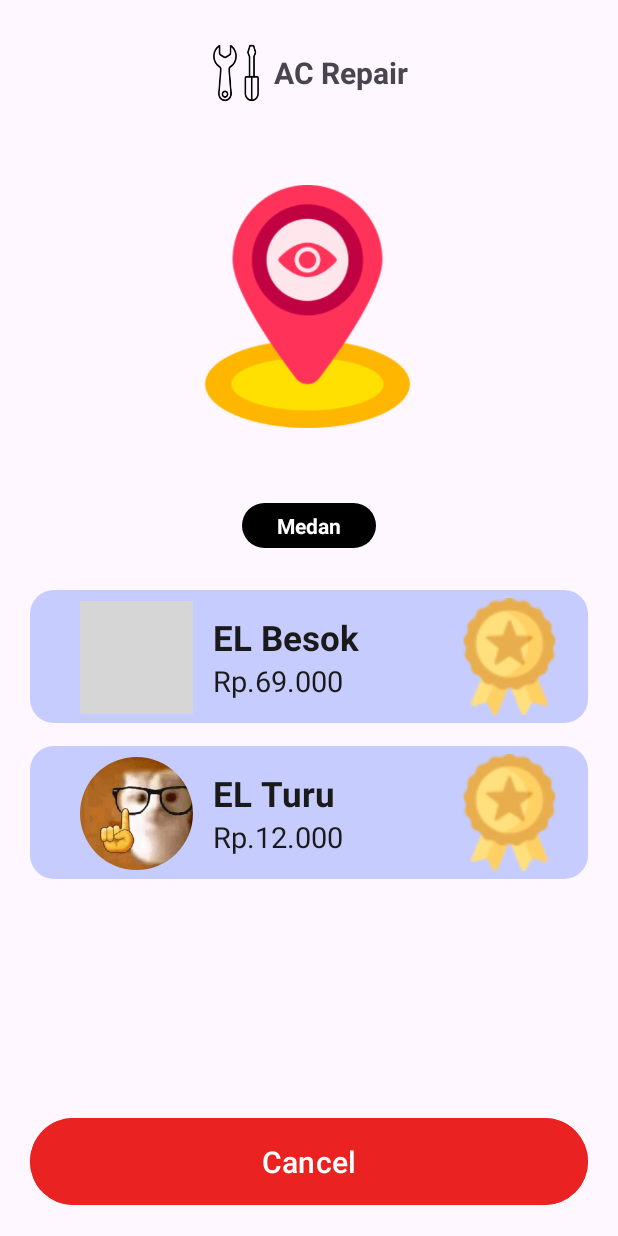
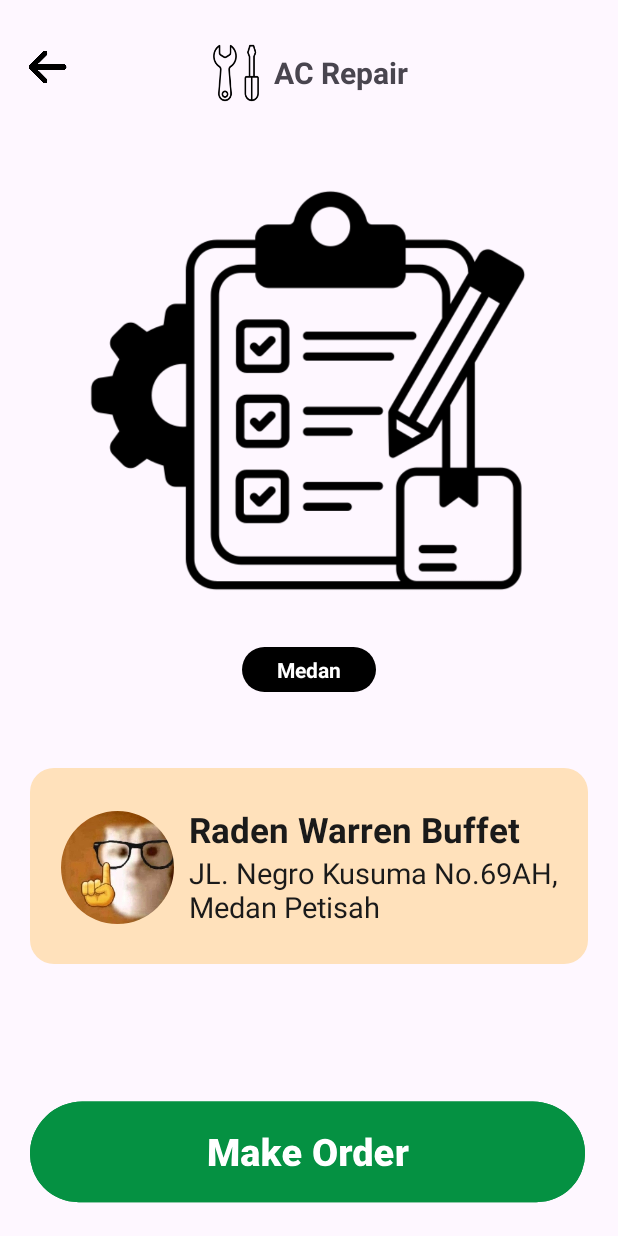
Before and after one commit to muhfadtz/Mobile-OnJasa, an Android app: the OrderACRepairActivity screen opened directly, with no data from a screen before it, on a phone screen of 412 x 824 dp. Run offline under Robolectric (Android 15) with nearby library versions, the phone set to English and light mode, and no system bars; grey boxes are pictures that could not be loaded.

Commit message:
AC REPAIR UPDATE AND ORDER AC REPAIR

```diff
--- a/app/src/main/AndroidManifest.xml
+++ b/app/src/main/AndroidManifest.xml
@@ -11,7 +11,10 @@
         android:theme="@style/Theme.OnJasa"
         tools:targetApi="31">
         <activity
-            android:name=".ACRepair"
+            android:name=".OrderACRepairActivity"
+            android:exported="false" />
+        <activity
+            android:name=".ACRepairActivity"
             android:exported="false" />
         <activity
             android:name=".GetStartedActivity"
--- /dev/null
+++ b/app/src/main/java/com/example/onjasa/ACRepairActivity.kt
@@ -0,0 +1,20 @@
+package com.example.onjasa
+
+import android.os.Bundle
+import androidx.activity.enableEdgeToEdge
+import androidx.appcompat.app.AppCompatActivity
+import androidx.core.view.ViewCompat
+import androidx.core.view.WindowInsetsCompat
+
+class ACRepairActivity : AppCompatActivity() {
+    override fun onCreate(savedInstanceState: Bundle?) {
+        super.onCreate(savedInstanceState)
+        enableEdgeToEdge()
+        setContentView(R.layout.activity_acrepair)
+        ViewCompat.setOnApplyWindowInsetsListener(findViewById(R.id.main)) { v, insets ->
+            val systemBars = insets.getInsets(WindowInsetsCompat.Type.systemBars())
+            v.setPadding(systemBars.left, systemBars.top, systemBars.right, systemBars.bottom)
+            insets
+        }
+    }
+}
--- a/app/src/main/java/com/example/onjasa/ACRepair.kt
+++ b/app/src/main/java/com/example/onjasa/OrderACRepairActivity.kt
@@ -6,11 +6,11 @@ import androidx.appcompat.app.AppCompatActivity
 import androidx.core.view.ViewCompat
 import androidx.core.view.WindowInsetsCompat
 
-class ACRepair : AppCompatActivity() {
+class OrderACRepairActivity : AppCompatActivity() {
     override fun onCreate(savedInstanceState: Bundle?) {
         super.onCreate(savedInstanceState)
         enableEdgeToEdge()
-        setContentView(R.layout.activity_acrepair)
+        setContentView(R.layout.activity_order_acrepair)
         ViewCompat.setOnApplyWindowInsetsListener(findViewById(R.id.main)) { v, insets ->
             val systemBars = insets.getInsets(WindowInsetsCompat.Type.systemBars())
             v.setPadding(systemBars.left, systemBars.top, systemBars.right, systemBars.bottom)
--- a/app/src/main/res/layout/activity_acrepair.xml
+++ b/app/src/main/res/layout/activity_acrepair.xml
@@ -5,7 +5,7 @@
     android:id="@+id/main"
     android:layout_width="match_parent"
     android:layout_height="match_parent"
-    tools:context=".ACRepair">
+    tools:context=".ACRepairActivity">
 
     <LinearLayout
         android:id="@+id/linearLayout3"
@@ -68,6 +68,7 @@
         app:layout_constraintTop_toBottomOf="@+id/imageView7" />
 
     <ScrollView
+        android:id="@+id/scrollView2"
         android:layout_width="match_parent"
         android:layout_height="wrap_content"
         app:layout_constraintBottom_toBottomOf="parent"
@@ -84,14 +85,19 @@
             android:paddingStart="20sp"
             android:paddingTop="10sp"
             android:paddingEnd="20sp"
-            android:paddingBottom="10sp">
+            android:paddingBottom="10sp"
+            app:layout_constraintBottom_toBottomOf="parent"
+            app:layout_constraintEnd_toEndOf="parent"
+            app:layout_constraintStart_toStartOf="parent"
+            app:layout_constraintTop_toBottomOf="@+id/scrollView2"
+            app:layout_constraintVertical_bias="0.0">
 
             <androidx.constraintlayout.widget.ConstraintLayout
                 android:layout_width="match_parent"
                 android:layout_height="wrap_content"
+                android:layout_marginBottom="15sp"
                 android:background="@drawable/outline_constraint"
                 android:padding="5sp"
-                android:layout_marginBottom="15sp"
                 app:layout_constraintEnd_toEndOf="parent"
                 app:layout_constraintStart_toStartOf="parent"
                 tools:layout_editor_absoluteY="118dp">
@@ -228,18 +234,23 @@
             </androidx.constraintlayout.widget.ConstraintLayout>
 
         </LinearLayout>
+
     </ScrollView>
+
+
 
     <Button
         android:id="@+id/button"
-        android:layout_width="match_parent"
+        android:layout_width="370dp"
+        android:layout_height="75dp"
         android:layout_marginStart="20sp"
         android:layout_marginEnd="20sp"
-        android:layout_height="wrap_content"
         android:backgroundTint="@color/merah"
+        android:padding="15sp"
+        android:rotationX="5"
         android:text="Cancel"
-        android:textSize="20sp"
-        android:padding="15sp"
+        android:textSize="25sp"
+        android:textStyle="bold"
         app:layout_constraintBottom_toBottomOf="parent"
         app:layout_constraintEnd_toEndOf="parent"
         app:layout_constraintHorizontal_bias="0.498"
@@ -247,5 +258,4 @@
         app:layout_constraintTop_toTopOf="parent"
         app:layout_constraintVertical_bias="0.978" />
 
-
 </androidx.constraintlayout.widget.ConstraintLayout>
--- /dev/null
+++ b/app/src/main/res/layout/activity_order_acrepair.xml
@@ -0,0 +1,183 @@
+<?xml version="1.0" encoding="utf-8"?>
+<androidx.constraintlayout.widget.ConstraintLayout xmlns:android="http://schemas.android.com/apk/res/android"
+    xmlns:app="http://schemas.android.com/apk/res-auto"
+    xmlns:tools="http://schemas.android.com/tools"
+    android:id="@+id/main"
+    android:layout_width="match_parent"
+    android:layout_height="match_parent"
+    tools:context=".OrderACRepairActivity">
+
+    <ImageView
+        android:layout_width="30sp"
+        android:layout_height="25sp"
+        android:src="@drawable/arrow"
+        app:layout_constraintBottom_toBottomOf="parent"
+        app:layout_constraintEnd_toStartOf="@+id/linearLayout3"
+        app:layout_constraintHorizontal_bias="0.156"
+        app:layout_constraintStart_toStartOf="parent"
+        app:layout_constraintTop_toTopOf="parent"
+        app:layout_constraintVertical_bias="0.04" />
+
+    <LinearLayout
+        android:id="@+id/linearLayout3"
+        android:layout_width="136dp"
+        android:layout_height="65dp"
+        android:layout_marginTop="16dp"
+        android:gravity="center_horizontal|center_vertical"
+        app:layout_constraintEnd_toEndOf="parent"
+        app:layout_constraintHorizontal_bias="0.498"
+        app:layout_constraintStart_toStartOf="parent"
+        app:layout_constraintTop_toTopOf="parent">
+
+        <ImageView
+            android:id="@+id/imageView5"
+            android:layout_width="40sp"
+            android:layout_height="40sp"
+            android:layout_marginRight="5sp"
+            app:srcCompat="@drawable/maintenance_tools"
+            tools:layout_editor_absoluteX="38dp"
+            tools:layout_editor_absoluteY="16dp" />
+
+        <TextView
+            android:id="@+id/textView5"
+            android:layout_width="wrap_content"
+            android:layout_height="wrap_content"
+            android:layout_weight="1"
+            android:text="AC Repair"
+            android:textSize="20sp"
+            android:textStyle="bold" />
+
+
+    </LinearLayout>
+
+
+    <ImageView
+        android:id="@+id/imageView7"
+        android:layout_width="300dp"
+        android:layout_height="302dp"
+        android:layout_marginTop="28dp"
+        app:layout_constraintEnd_toEndOf="parent"
+        app:layout_constraintHorizontal_bias="0.495"
+        app:layout_constraintStart_toStartOf="parent"
+        app:layout_constraintTop_toBottomOf="@+id/linearLayout3"
+        app:srcCompat="@drawable/order_processing" />
+
+    <TextView
+        android:id="@+id/editProfileButton"
+        style="@style/roundedTextBG"
+        android:layout_width="wrap_content"
+        android:layout_height="wrap_content"
+        android:layout_marginTop="20dp"
+        android:background="@drawable/rounded_textbg"
+        android:gravity="center"
+        android:paddingStart="23sp"
+        android:paddingEnd="23sp"
+        android:text="Medan"
+        android:textColor="#FFFFFF"
+        android:textStyle="bold"
+        app:layout_constraintEnd_toEndOf="parent"
+        app:layout_constraintStart_toStartOf="parent"
+        app:layout_constraintTop_toBottomOf="@+id/imageView7" />
+
+    <LinearLayout
+        android:layout_width="match_parent"
+        android:layout_height="wrap_content"
+        android:gravity="center_horizontal|center_vertical"
+        android:orientation="vertical"
+        android:paddingStart="20sp"
+        android:paddingTop="10sp"
+        android:paddingEnd="20sp"
+        android:paddingBottom="10sp"
+        app:layout_constraintBottom_toBottomOf="parent"
+        app:layout_constraintEnd_toEndOf="parent"
+        app:layout_constraintHorizontal_bias="0.0"
+        app:layout_constraintStart_toStartOf="parent"
+        app:layout_constraintTop_toBottomOf="@+id/editProfileButton"
+        app:layout_constraintVertical_bias="0.193">
+
+
+        <androidx.constraintlayout.widget.ConstraintLayout
+            android:id="@+id/constraintLayout"
+            android:layout_width="match_parent"
+            android:layout_height="wrap_content"
+            android:background="@drawable/outline_constraint"
+            android:backgroundTint="@color/cream"
+            android:paddingStart="15sp"
+            android:paddingEnd="15sp"
+            android:paddingTop="25sp"
+            android:paddingBottom="25sp"
+            app:layout_constraintEnd_toEndOf="parent"
+            app:layout_constraintStart_toStartOf="parent">
+
+            <LinearLayout
+                android:id="@+id/contentCardTeknisi"
+                android:layout_width="250dp"
+                android:layout_height="wrap_content"
+                android:orientation="vertical"
+                app:layout_constraintBottom_toBottomOf="parent"
+                app:layout_constraintEnd_toEndOf="parent"
+                app:layout_constraintHorizontal_bias="0.909"
+                app:layout_constraintStart_toEndOf="@+id/imageView2"
+                app:layout_constraintTop_toTopOf="parent"
+                app:layout_constraintVertical_bias="0.473">
+
+                <TextView
+                    android:id="@+id/namaTeknisi"
+                    android:layout_width="wrap_content"
+                    android:layout_height="wrap_content"
+                    android:text="Raden Warren Buffet"
+                    android:textColor="@color/black"
+                    android:textSize="23sp"
+                    android:textStyle="bold"
+                    tools:layout_editor_absoluteX="104dp"
+                    tools:layout_editor_absoluteY="8dp" />
+
+                <TextView
+                    android:id="@+id/hargaTeknisi"
+                    android:layout_width="wrap_content"
+                    android:layout_height="wrap_content"
+                    android:text="JL. Negro Kusuma No.69AH, Medan Petisah"
+                    android:textColor="@color/black"
+                    android:textSize="19sp"
+                    app:layout_constraintTop_toBottomOf="@+id/namaTeknisi"
+                    tools:layout_editor_absoluteX="104dp" />
+
+            </LinearLayout>
+
+            <com.google.android.material.imageview.ShapeableImageView
+                android:id="@+id/imageView2"
+                android:layout_width="75dp"
+                android:layout_height="75dp"
+                android:layout_marginStart="5sp"
+                android:scaleType="centerCrop"
+                android:src="@drawable/whatsapp_image_2024_09_26_at_21_00_37_b3e1e39d"
+                app:layout_constraintBottom_toBottomOf="parent"
+                app:layout_constraintStart_toStartOf="parent"
+                app:layout_constraintTop_toTopOf="parent"
+                app:layout_constraintVertical_bias="0.666"
+                app:shapeAppearanceOverlay="@style/roundedProfileImage" />
+
+        </androidx.constraintlayout.widget.ConstraintLayout>
+
+    </LinearLayout>
+
+    <Button
+        android:id="@+id/button"
+        android:layout_width="370dp"
+        android:layout_height="75dp"
+        android:layout_marginStart="20sp"
+        android:layout_marginEnd="20sp"
+        android:backgroundTint="@color/green"
+        android:padding="15sp"
+        android:rotationX="5"
+        android:text="Make Order"
+        android:textSize="25sp"
+        android:textStyle="bold"
+        app:layout_constraintBottom_toBottomOf="parent"
+        app:layout_constraintEnd_toEndOf="parent"
+        app:layout_constraintHorizontal_bias="0.0"
+        app:layout_constraintStart_toStartOf="parent"
+        app:layout_constraintTop_toTopOf="parent"
+        app:layout_constraintVertical_bias="0.975" />
+
+</androidx.constraintlayout.widget.ConstraintLayout>
--- a/app/src/main/res/values/colors.xml
+++ b/app/src/main/res/values/colors.xml
@@ -3,11 +3,12 @@
     <color name="black">#1a1a1a</color>
     <color name="white">#FFFFFFFF</color>
     <color name="orange">#ff9800</color>
-    <color name="green">#4caf50</color>
+    <color name="green">#059142</color>
     <color name="orangemuda">#FFC277</color>
     <color name="ungujanda">#8F98FD</color>
     <color name="biru">#0C53CF</color>
     <color name="transparent">#00FFFFFF</color>
     <color name="cardbiru">#C7CCFE</color>
     <color name="merah">#EA2222</color>
+    <color name="cream">#FFE1BB</color>
 </resources>
```
